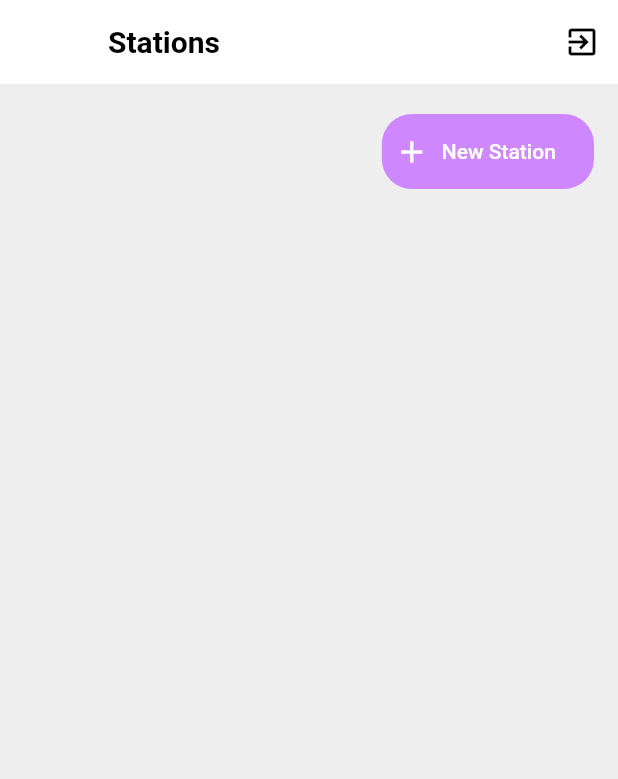
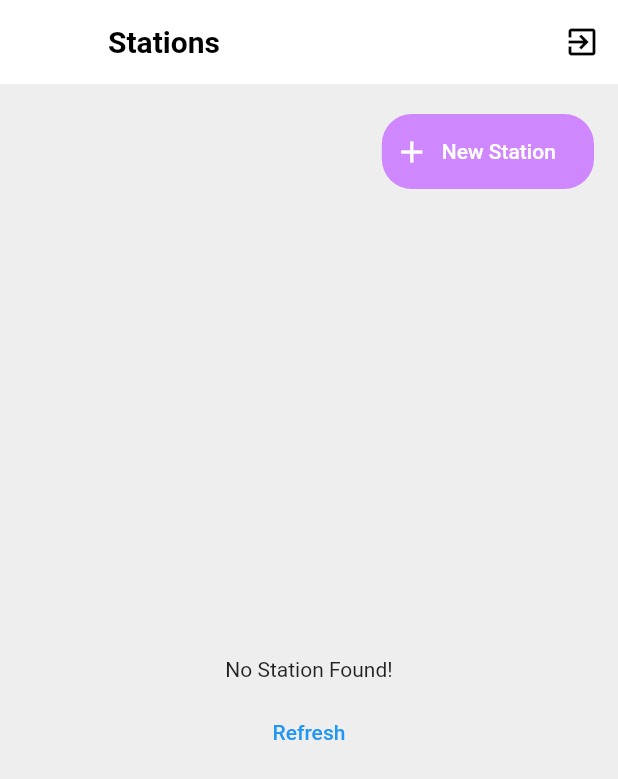
Before and after one commit to cs-onah/Shuttla, a Flutter app: the AdminHomeScreen screen opened by its route, on a phone screen of 412 x 824 dp. Shown: the top 779 px of the screen. Run offline on Flutter 3.47's test engine with Material 2 defaults, Android fonts, the phone set to English and light mode, and no system bars; our stand-ins replace cloud_firestore, event_bus, firebase_auth, firebase_core, flutter_bloc, flutter_spinkit and 7 more; missing offline and left inert: map_picker; accounts and stored records are empty; Roboto replaces fonts that are missing (Brown).

Commit message:
fixed user experience issues for admin

```diff
--- a/lib/core/blocs/station_cubit.dart
+++ b/lib/core/blocs/station_cubit.dart
@@ -23,8 +23,9 @@ class StationCubit extends Cubit<StationState> {
         description: description,
         coordinates: [latitude, longitude],
       );
+      emit(SuccessStationState());
       getStations();
-      return emit(SuccessStationState());
+      return;
     } catch (e){
       return emit(ErrorStationState(e.toString()));
     }
--- a/lib/ui/screens/admin/admin_home_screen.dart
+++ b/lib/ui/screens/admin/admin_home_screen.dart
@@ -81,7 +81,7 @@ class _AdminHomeScreenState extends State<AdminHomeScreen> {
                 if (state is LoadingStationState)
                   return Center(child: CircularProgressIndicator());
 
-                if (state is LoadedStationState)
+                if (state is LoadedStationState && state.stations.isNotEmpty)
                   return RefreshIndicator(
                     onRefresh: () async {
                       await bloc.getStations(showLoader: false);
@@ -101,7 +101,7 @@ class _AdminHomeScreenState extends State<AdminHomeScreen> {
                   children: [
                     Text("No Station Found!"),
                     SizedBox(height: 10),
-                    TextButton(onPressed: ()=> bloc.getStations(), child: Text("Retry")),
+                    TextButton(onPressed: ()=> bloc.getStations(), child: Text("Refresh")),
                   ],
                 ));
               },
```
